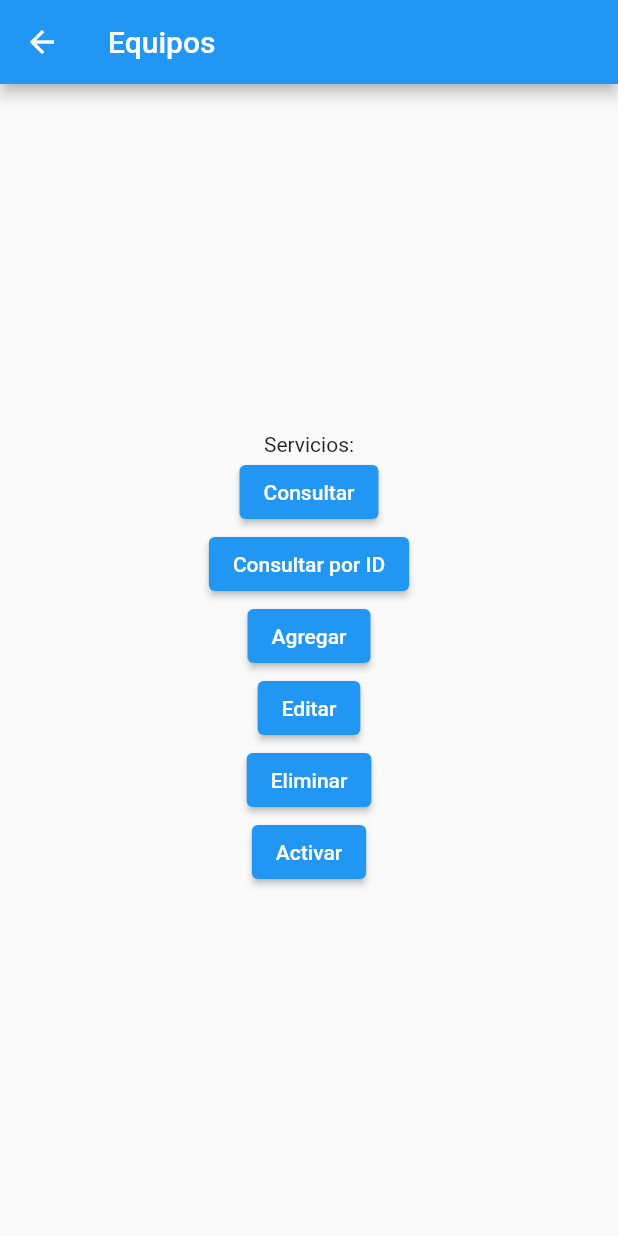
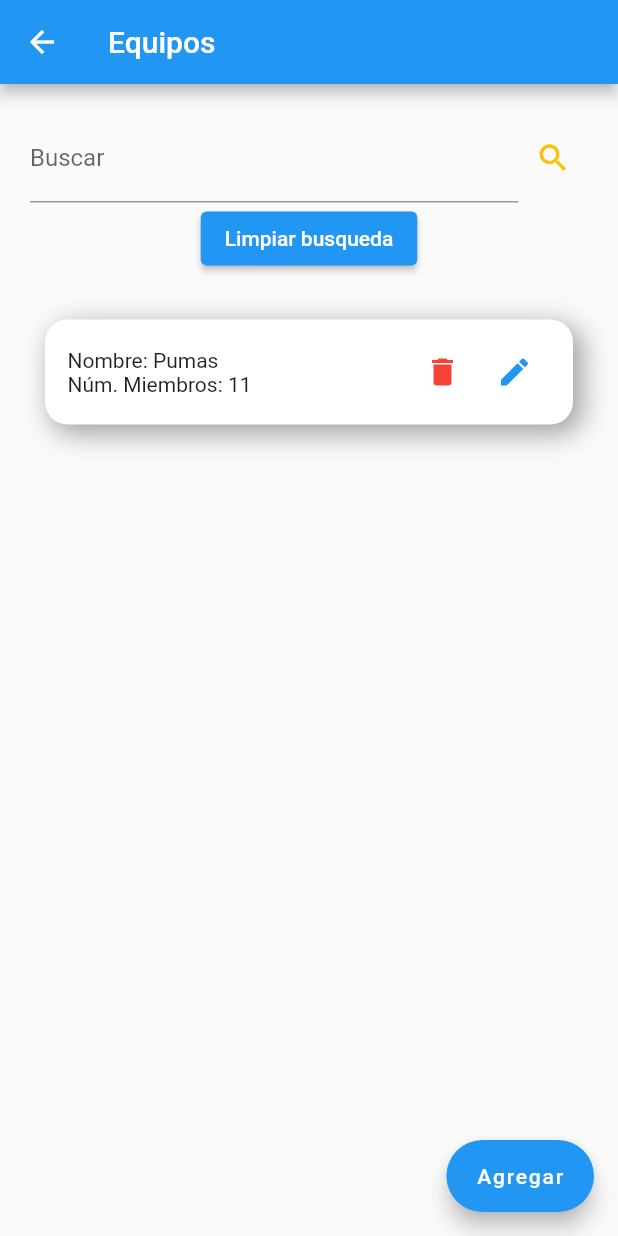
Before and after one commit to eduardo-solis/undermatch_app, a Flutter app: the EquiposInicio screen opened by its route, on a phone screen of 412 x 824 dp. Run offline on Flutter 3.47's test engine with Material 2 defaults, Android fonts, the light colour scheme and no system bars.

Commit message:
Refactorizando el proyecto

```diff
--- a/lib/main.dart
+++ b/lib/main.dart
@@ -1,7 +1,5 @@
 import 'package:flutter/material.dart';
 import 'package:undermatch_app/routes/routes.dart';
-import 'package:undermatch_app/widgets/equipos/equipos_agregar.dart';
-import 'package:undermatch_app/widgets/equipos/equipos_consultar.dart';
 import 'package:undermatch_app/widgets/equipos/equipos_inicio.dart';
 
 void main() {
@@ -18,8 +16,6 @@ class MyApp extends StatelessWidget {
       routes: {
         Routes.INICIO: (context) => const MyHomePage(title: 'UnderMatch API'),
         Routes.EQUIPOS: (context) => const EquiposInicio(),
-        Routes.EQUIPOS_CONSULTAR: (context) => const EquiposConsultar(),
-        Routes.EQUIPOS_AGREGAR: (context) => const EquiposAgregar()
       },
       title: 'Flutter Demo',
       debugShowCheckedModeBanner: false,
--- a/lib/widgets/equipos/equipos_inicio.dart
+++ b/lib/widgets/equipos/equipos_inicio.dart
@@ -1,6 +1,5 @@
 import 'package:flutter/material.dart';
-
-import '../../routes/routes.dart';
+import 'package:undermatch_app/widgets/equipos/itemList.dart';
 
 class EquiposInicio extends StatelessWidget {
   const EquiposInicio({Key? key}) : super(key: key);
@@ -9,38 +8,56 @@ class EquiposInicio extends StatelessWidget {
   Widget build(BuildContext context) {
     return Scaffold(
       appBar: AppBar(title: const Text("Equipos")),
-      body: Center(
+      body: SingleChildScrollView(
+        child: Center(
+          child: Container(
+            padding: const EdgeInsets.all(20),
             child: Column(
-          mainAxisAlignment: MainAxisAlignment.center,
               children: [
-            const Text("Servicios:"),
+                Row(
+                  children: [
+                    Expanded(
+                        flex: 7,
+                        child: TextFormField(
+                          decoration: const InputDecoration(
+                            label: Text("Buscar"),
+                          ),
+                        )),
+                    Expanded(
+                        flex: 1,
+                        child: IconButton(
+                          icon: const Icon(
+                            Icons.search,
+                            color: Colors.amber,
+                          ),
+                          onPressed: () {
+                            print("Buscando ...");
+                          },
+                        ))
+                  ],
+                ),
                 ElevatedButton(
                     onPressed: () {
-                  //print("Consultar equipo");
-                  Navigator.pushReplacementNamed(
-                      context, Routes.EQUIPOS_CONSULTAR);
+                      print("Limpiando busqueda");
                     },
-                child: const Text("Consultar")),
-            ElevatedButton(
-                onPressed: () => print("Consultar equipo por Id"),
-                child: const Text("Consultar por ID")),
-            ElevatedButton(
-                onPressed: () {
-                  Navigator.pushReplacementNamed(
-                      context, Routes.EQUIPOS_AGREGAR);
-                },
-                child: const Text("Agregar")),
-            ElevatedButton(
-                onPressed: () => print("Editar equipo"),
-                child: const Text("Editar")),
-            ElevatedButton(
-                onPressed: () => print("Eliminar equipo"),
-                child: const Text("Eliminar")),
-            ElevatedButton(
-                onPressed: () => print("Activar equipo"),
-                child: const Text("Activar"))
+                    child: const Text("Limpiar busqueda")),
+                // Agregar listas
+                const SizedBox(
+                  height: 20,
+                ),
+
+                ItemListEquipos(nombre: "Pumas", numMiembros: 11),
               ],
             ),
+          ),
+        ),
+      ),
+      floatingActionButton: FloatingActionButton.extended(
+        label: const Text("Agregar"),
+        splashColor: Colors.amber,
+        onPressed: () {
+          print("Agregar");
+        },
       ),
     );
   }
--- /dev/null
+++ b/lib/widgets/equipos/itemList.dart
@@ -0,0 +1,66 @@
+import 'package:flutter/material.dart';
+
+class ItemListEquipos extends StatelessWidget {
+  final String nombre;
+  final int numMiembros;
+  const ItemListEquipos(
+      {Key? key, required this.nombre, required this.numMiembros})
+      : super(key: key);
+
+  @override
+  Widget build(BuildContext context) {
+    return Container(
+      margin: EdgeInsets.all(10),
+      height: 70,
+      padding: const EdgeInsets.all(15),
+      decoration: const BoxDecoration(
+          borderRadius: BorderRadius.all(Radius.circular(15)),
+          boxShadow: [
+            BoxShadow(
+              color: Colors.grey,
+              offset: Offset(
+                5.0,
+                5.0,
+              ),
+              blurRadius: 15.0,
+              spreadRadius: 1.0,
+            ),
+            BoxShadow(
+              color: Colors.white,
+              offset: Offset(0.0, 0.0),
+              blurRadius: 0.0,
+              spreadRadius: 0.0,
+            ),
+          ]),
+      child: Row(
+        mainAxisAlignment: MainAxisAlignment.spaceBetween,
+        children: [
+          Column(
+            mainAxisAlignment: MainAxisAlignment.center,
+            crossAxisAlignment: CrossAxisAlignment.start,
+            children: [
+              Text("Nombre: $nombre"),
+              Text("Núm. Miembros: $numMiembros"),
+            ],
+          ),
+          Row(
+            children: [
+              IconButton(
+                  onPressed: () {},
+                  icon: const Icon(
+                    Icons.delete,
+                    color: Colors.red,
+                  )),
+              IconButton(
+                  onPressed: () {},
+                  icon: const Icon(
+                    Icons.edit,
+                    color: Colors.blue,
+                  )),
+            ],
+          )
+        ],
+      ),
+    );
+  }
+}
```
Also changed, not shown: lib/widgets/equipos/equipos_agregar.dart (deleted, +0 -59 lines), lib/widgets/equipos/equipos_consultar.dart (deleted, +0 -12 lines). Lines whose indentation alone changed are shown as unchanged.
